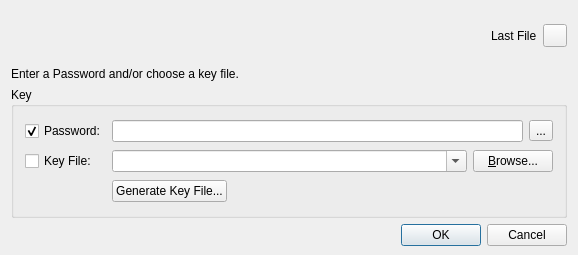
thooge/keepassx1, file src/forms/PasswordDlg.ui: the form before one commit.
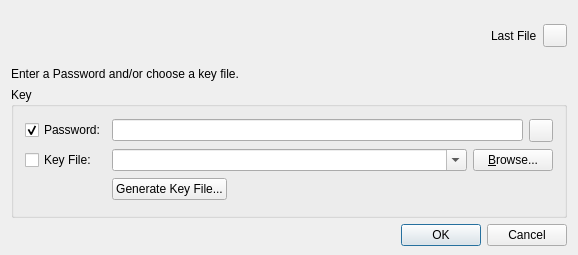
The form after the commit.

Commit message: PasswordDlg: use icon for button to show/hide the typed password

```diff
--- a/src/forms/PasswordDlg.ui
+++ b/src/forms/PasswordDlg.ui
@@ -148,11 +148,7 @@
              <widget class="QLineEdit" name="Edit_Password" />
             </item>
             <item>
-             <widget class="QToolButton" name="ButtonChangeEchoMode" >
-              <property name="text" >
-               <string>...</string>
-              </property>
-             </widget>
+             <widget class="QToolButton" name="ButtonChangeEchoMode" />
             </item>
            </layout>
           </item>
```
The commit also changes 1 other file.
